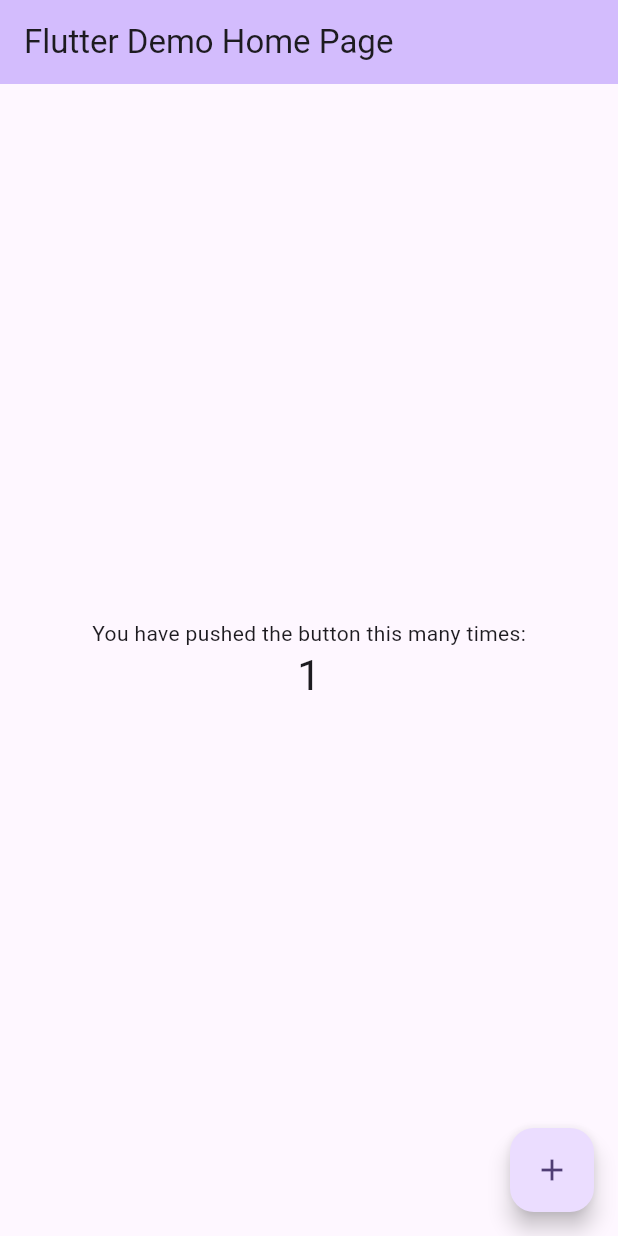
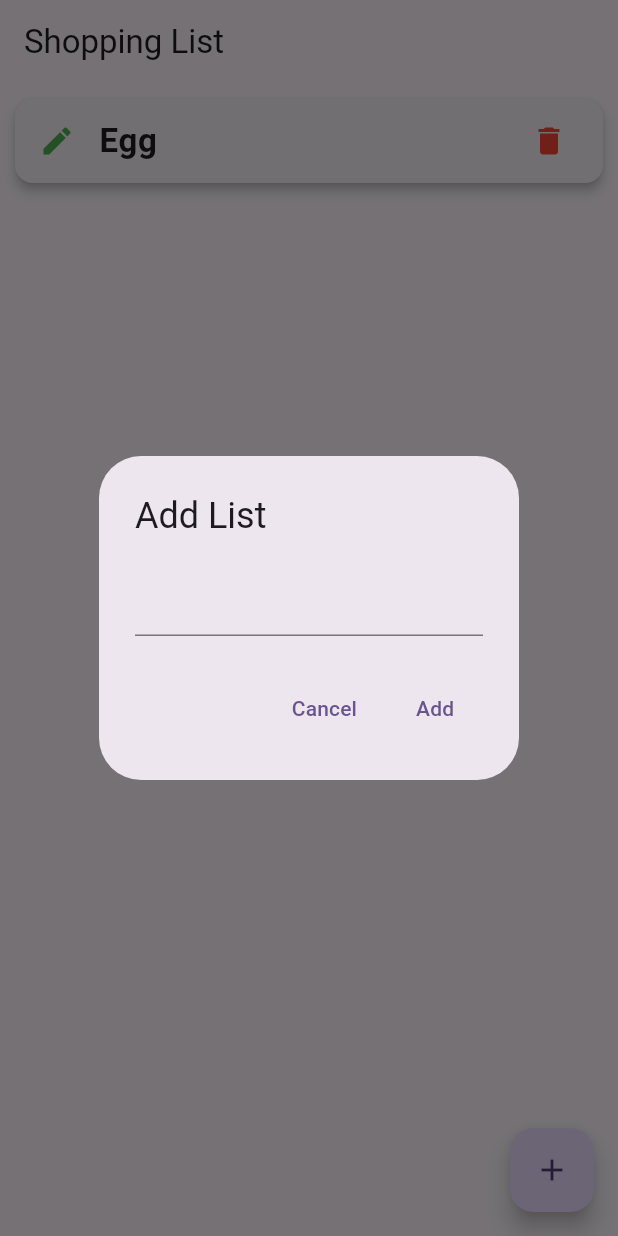
Before and after one commit to mainulislamfahim/shoppingList, a Flutter app: the screen it shows after launch, after a tap on the "add" icon, on a phone screen of 412 x 824 dp. Run offline on Flutter 3.47's test engine with Material 3 defaults, Android fonts, the phone set to English and light mode, and no system bars; our stand-ins replace flutter_riverpod.

Commit message:
ShoopingList

```diff
--- /dev/null
+++ b/lib/controller/controller.dart
@@ -0,0 +1,32 @@
+import 'package:flutter_riverpod/flutter_riverpod.dart';
+import 'package:shopping_list/model/model.dart';
+
+final shoppinglistProvider =
+    StateNotifierProvider<ShoppinglistNotifier, List<shoppingList>>(
+        (ref) => ShoppinglistNotifier());
+
+class ShoppinglistNotifier extends StateNotifier<List<shoppingList>> {
+  ShoppinglistNotifier() : super([shoppingList('Egg')]);
+
+  void add(String title) {
+    state = [...state, shoppingList(title)];
+  }
+
+  void remove(shoppingList task) {
+    state = [...state.where((element) => element != task)];
+  }
+
+  void update(shoppingList task, String updateTitle) {
+    final updateList = <shoppingList>[];
+    for (var i = 0; i < state.length; i++) {
+      if (state[i] == task) {
+        updateList.add(
+          shoppingList(updateTitle),
+        );
+      } else {
+        updateList.add(state[i]);
+      }
+      state = updateList;
+    }
+  }
+}
--- a/lib/main.dart
+++ b/lib/main.dart
@@ -1,7 +1,13 @@
 import 'package:flutter/material.dart';
+import 'package:flutter_riverpod/flutter_riverpod.dart';
+import 'package:shopping_list/pages/view.dart';
 
 void main() {
-  runApp(const MyApp());
+  runApp(
+    const ProviderScope(
+      child: MyApp(),
+    ),
+  );
 }
 
 class MyApp extends StatelessWidget {
@@ -11,115 +17,13 @@ class MyApp extends StatelessWidget {
   @override
   Widget build(BuildContext context) {
     return MaterialApp(
-      title: 'Flutter Demo',
+      title: 'Shopping List',
       theme: ThemeData(
-        // This is the theme of your application.
-        //
-        // TRY THIS: Try running your application with "flutter run". You'll see
-        // the application has a purple toolbar. Then, without quitting the app,
-        // try changing the seedColor in the colorScheme below to Colors.green
-        // and then invoke "hot reload" (save your changes or press the "hot
-        // reload" button in a Flutter-supported IDE, or press "r" if you used
-        // the command line to start the app).
-        //
-        // Notice that the counter didn't reset back to zero; the application
-        // state is not lost during the reload. To reset the state, use hot
-        // restart instead.
-        //
-        // This works for code too, not just values: Most code changes can be
-        // tested with just a hot reload.
         colorScheme: ColorScheme.fromSeed(seedColor: Colors.deepPurple),
         useMaterial3: true,
       ),
-      home: const MyHomePage(title: 'Flutter Demo Home Page'),
+      debugShowCheckedModeBanner: false,
+      home: const HomePage(),
     );
   }
 }
-
-class MyHomePage extends StatefulWidget {
-  const MyHomePage({super.key, required this.title});
-
-  // This widget is the home page of your application. It is stateful, meaning
-  // that it has a State object (defined below) that contains fields that affect
-  // how it looks.
-
-  // This class is the configuration for the state. It holds the values (in this
-  // case the title) provided by the parent (in this case the App widget) and
-  // used by the build method of the State. Fields in a Widget subclass are
-  // always marked "final".
-
-  final String title;
-
-  @override
-  State<MyHomePage> createState() => _MyHomePageState();
-}
-
-class _MyHomePageState extends State<MyHomePage> {
-  int _counter = 0;
-
-  void _incrementCounter() {
-    setState(() {
-      // This call to setState tells the Flutter framework that something has
-      // changed in this State, which causes it to rerun the build method below
-      // so that the display can reflect the updated values. If we changed
-      // _counter without calling setState(), then the build method would not be
-      // called again, and so nothing would appear to happen.
-      _counter++;
-    });
-  }
-
-  @override
-  Widget build(BuildContext context) {
-    // This method is rerun every time setState is called, for instance as done
-    // by the _incrementCounter method above.
-    //
-    // The Flutter framework has been optimized to make rerunning build methods
-    // fast, so that you can just rebuild anything that needs updating rather
-    // than having to individually change instances of widgets.
-    return Scaffold(
-      appBar: AppBar(
-        // TRY THIS: Try changing the color here to a specific color (to
-        // Colors.amber, perhaps?) and trigger a hot reload to see the AppBar
-        // change color while the other colors stay the same.
-        backgroundColor: Theme.of(context).colorScheme.inversePrimary,
-        // Here we take the value from the MyHomePage object that was created by
-        // the App.build method, and use it to set our appbar title.
-        title: Text(widget.title),
-      ),
-      body: Center(
-        // Center is a layout widget. It takes a single child and positions it
-        // in the middle of the parent.
-        child: Column(
-          // Column is also a layout widget. It takes a list of children and
-          // arranges them vertically. By default, it sizes itself to fit its
-          // children horizontally, and tries to be as tall as its parent.
-          //
-          // Column has various properties to control how it sizes itself and
-          // how it positions its children. Here we use mainAxisAlignment to
-          // center the children vertically; the main axis here is the vertical
-          // axis because Columns are vertical (the cross axis would be
-          // horizontal).
-          //
-          // TRY THIS: Invoke "debug painting" (choose the "Toggle Debug Paint"
-          // action in the IDE, or press "p" in the console), to see the
-          // wireframe for each widget.
-          mainAxisAlignment: MainAxisAlignment.center,
-          children: <Widget>[
-            const Text(
-              'You have pushed the button this many times:',
-            ),
-            Text(
-              '$_counter',
-              style: Theme.of(context).textTheme.headlineMedium,
-            ),
-          ],
-        ),
-      ),
-      floatingActionButton: FloatingActionButton(
-        onPressed: _incrementCounter,
-        tooltip: 'Increment',
-        child: const Icon(Icons.add),
-      ), // This trailing comma makes auto-formatting nicer for build methods.
-    );
-  }
-}
--- /dev/null
+++ b/lib/model/model.dart
@@ -0,0 +1,4 @@
+class shoppingList {
+  final String title;
+  shoppingList(this.title);
+}
--- /dev/null
+++ b/lib/pages/addShoppingLIst.dart
@@ -0,0 +1,47 @@
+import 'package:flutter/material.dart';
+
+class AddShoppingListDialog extends StatefulWidget {
+  const AddShoppingListDialog({super.key});
+
+  @override
+  State<AddShoppingListDialog> createState() => _AddShoppingListDialogState();
+}
+
+class _AddShoppingListDialogState extends State<AddShoppingListDialog> {
+  late TextEditingController textEditingController;
+
+  @override
+  void initState() {
+    textEditingController = TextEditingController();
+    super.initState();
+  }
+
+  @override
+  void dispose() {
+    textEditingController.dispose();
+    super.dispose();
+  }
+
+  @override
+  Widget build(BuildContext context) {
+    return AlertDialog(
+      title: const Text("Add List"),
+      content: TextField(
+        controller: textEditingController,
+        onChanged: (value) {},
+      ),
+      actions: [
+        TextButton(
+            onPressed: () {
+              Navigator.of(context).pop();
+            },
+            child: const Text('Cancel')),
+        TextButton(
+            onPressed: () {
+              Navigator.of(context).pop(textEditingController.text);
+            },
+            child: const Text('Add')),
+      ],
+    );
+  }
+}
--- /dev/null
+++ b/lib/pages/view.dart
@@ -0,0 +1,90 @@
+import 'package:flutter/material.dart';
+import 'package:flutter_riverpod/flutter_riverpod.dart';
+import 'package:shopping_list/controller/controller.dart';
+import 'package:shopping_list/main.dart';
+import 'package:shopping_list/model/model.dart';
+import 'package:shopping_list/pages/addShoppingLIst.dart';
+import 'package:shopping_list/pages/updateDialog.dart';
+
+class HomePage extends ConsumerWidget {
+  const HomePage({super.key});
+
+  @override
+  Widget build(BuildContext context, WidgetRef ref) {
+    final text = Theme.of(context).textTheme;
+    final shoppinglists = ref.watch(shoppinglistProvider);
+
+    return Scaffold(
+      floatingActionButton: FloatingActionButton(
+        onPressed: () async {
+          final newShoppingList = await showDialog<String>(
+              context: context,
+              builder: (context) {
+                return const AddShoppingListDialog();
+              });
+          if (newShoppingList != null && shoppinglists.isNotEmpty) {
+            ref.watch(shoppinglistProvider.notifier).add(newShoppingList);
+          }
+        },
+        child: const Icon(
+          Icons.add,
+        ),
+      ),
+      appBar: AppBar(
+        title: const Text('Shopping List'),
+      ),
+      body: Center(
+        child: Column(
+          children: shoppinglists
+              .map(
+                (shoppinglist) => Card(
+                  elevation: 3,
+                  margin: const EdgeInsets.all(10),
+                  child: ListTile(
+                    leading: Icon(
+                      Icons.edit,
+                      color: Colors.green,
+                    ),
+                    title: Text(
+                      shoppinglist.title,
+                      style: TextStyle(
+                        fontSize: 22,
+                        fontWeight: FontWeight.bold,
+                      ),
+                    ),
+                    trailing: GestureDetector(
+                      onTap: () {
+                        ref
+                            .read(shoppinglistProvider.notifier)
+                            .remove(shoppinglist);
+                      },
+                      child: Icon(
+                        Icons.delete,
+                        color: Colors.red,
+                      ),
+                    ),
+                    onLongPress: () async {
+                      final updatedTask = await showDialog<String>(
+                        context: context,
+                        builder: (context) {
+                          return UpdateDialog(
+                            shoppinglist: shoppinglist,
+                          );
+                        },
+                      );
+
+                      if (updatedTask != null && updatedTask.isNotEmpty) {
+                        ref
+                            .read(shoppinglistProvider.notifier)
+                            .update(shoppinglist, updatedTask);
+                      }
+                    },
+                  ),
+                ),
+              )
+              .toList(),
+        ),
+      ),
+    );
+  }
+}
```
Also changed, not shown: lib/pages/updateDialog.dart (added, +52 -0 lines), pubspec.yaml (+4 -34 lines), pubspec.lock.
